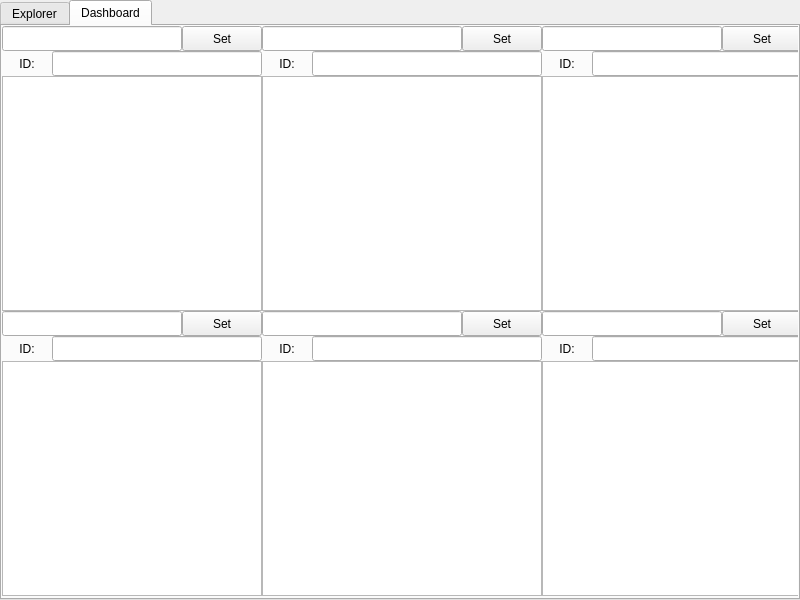
Old version of the form src/ParallaxExplorer/widget.ui in the repository xvanop01/Parallax.
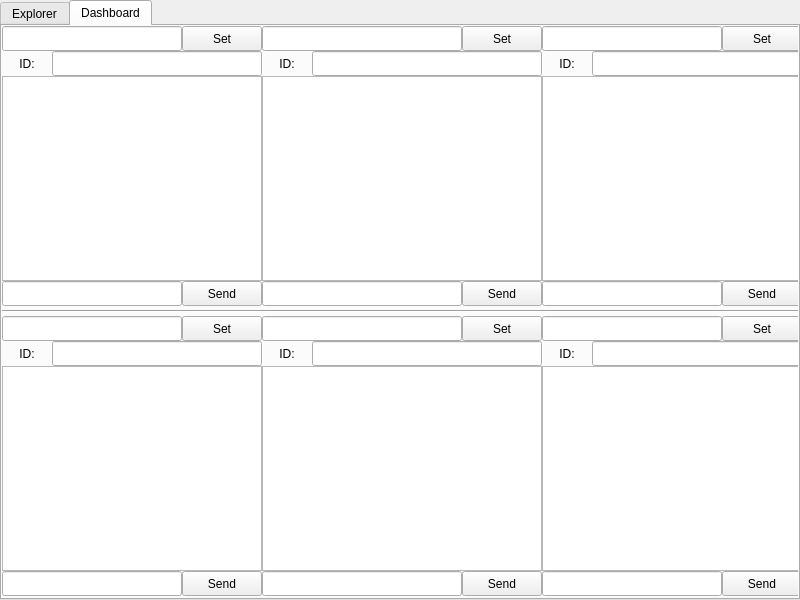
New version of the form. The open tabs and pages were chosen to show the change.

Commit message:
Sending from dashboard
Add color messages to dashboard

```diff
--- a/src/ParallaxExplorer/widget.ui
+++ b/src/ParallaxExplorer/widget.ui
@@ -252,7 +252,7 @@
        <x>0</x>
        <y>50</y>
        <width>260</width>
-       <height>235</height>
+       <height>205</height>
       </rect>
      </property>
     </widget>
@@ -262,7 +262,7 @@
        <x>260</x>
        <y>50</y>
        <width>280</width>
-       <height>235</height>
+       <height>205</height>
       </rect>
      </property>
     </widget>
@@ -272,7 +272,7 @@
        <x>540</x>
        <y>50</y>
        <width>260</width>
-       <height>235</height>
+       <height>205</height>
       </rect>
      </property>
     </widget>
@@ -280,7 +280,7 @@
      <property name="geometry">
       <rect>
        <x>460</x>
-       <y>285</y>
+       <y>290</y>
        <width>80</width>
        <height>25</height>
       </rect>
@@ -293,9 +293,9 @@
      <property name="geometry">
       <rect>
        <x>0</x>
-       <y>335</y>
+       <y>340</y>
        <width>260</width>
-       <height>235</height>
+       <height>205</height>
       </rect>
      </property>
     </widget>
@@ -303,7 +303,7 @@
      <property name="geometry">
       <rect>
        <x>260</x>
-       <y>285</y>
+       <y>290</y>
        <width>200</width>
        <height>25</height>
       </rect>
@@ -313,7 +313,7 @@
      <property name="geometry">
       <rect>
        <x>180</x>
-       <y>285</y>
+       <y>290</y>
        <width>80</width>
        <height>25</height>
       </rect>
@@ -326,9 +326,9 @@
      <property name="geometry">
       <rect>
        <x>260</x>
-       <y>335</y>
+       <y>340</y>
        <width>280</width>
-       <height>235</height>
+       <height>205</height>
       </rect>
      </property>
     </widget>
@@ -336,9 +336,9 @@
      <property name="geometry">
       <rect>
        <x>540</x>
-       <y>335</y>
+       <y>340</y>
        <width>260</width>
-       <height>235</height>
+       <height>205</height>
       </rect>
      </property>
     </widget>
@@ -346,7 +346,7 @@
      <property name="geometry">
       <rect>
        <x>720</x>
-       <y>285</y>
+       <y>290</y>
        <width>80</width>
        <height>25</height>
       </rect>
@@ -359,7 +359,7 @@
      <property name="geometry">
       <rect>
        <x>0</x>
-       <y>285</y>
+       <y>290</y>
        <width>180</width>
        <height>25</height>
       </rect>
@@ -369,7 +369,7 @@
      <property name="geometry">
       <rect>
        <x>540</x>
-       <y>285</y>
+       <y>290</y>
        <width>180</width>
        <height>25</height>
       </rect>
@@ -427,7 +427,7 @@
      <property name="geometry">
       <rect>
        <x>0</x>
-       <y>310</y>
+       <y>315</y>
        <width>50</width>
        <height>25</height>
       </rect>
@@ -443,7 +443,7 @@
      <property name="geometry">
       <rect>
        <x>540</x>
-       <y>310</y>
+       <y>315</y>
        <width>50</width>
        <height>25</height>
       </rect>
@@ -459,7 +459,7 @@
      <property name="geometry">
       <rect>
        <x>260</x>
-       <y>310</y>
+       <y>315</y>
        <width>50</width>
        <height>25</height>
       </rect>
@@ -495,7 +495,7 @@
      <property name="geometry">
       <rect>
        <x>50</x>
-       <y>310</y>
+       <y>315</y>
        <width>210</width>
        <height>25</height>
       </rect>
@@ -505,7 +505,7 @@
      <property name="geometry">
       <rect>
        <x>590</x>
-       <y>310</y>
+       <y>315</y>
        <width>210</width>
        <height>25</height>
       </rect>
@@ -525,12 +525,166 @@
      <property name="geometry">
       <rect>
        <x>310</x>
-       <y>310</y>
+       <y>315</y>
        <width>230</width>
        <height>25</height>
       </rect>
      </property>
     </widget>
+    <widget class="QLineEdit" name="dashboardSend1">
+     <property name="geometry">
+      <rect>
+       <x>0</x>
+       <y>255</y>
+       <width>180</width>
+       <height>25</height>
+      </rect>
+     </property>
+    </widget>
+    <widget class="QLineEdit" name="dashboardSend2">
+     <property name="geometry">
+      <rect>
+       <x>260</x>
+       <y>255</y>
+       <width>200</width>
+       <height>25</height>
+      </rect>
+     </property>
+    </widget>
+    <widget class="QLineEdit" name="dashboardSend3">
+     <property name="geometry">
+      <rect>
+       <x>540</x>
+       <y>255</y>
+       <width>180</width>
+       <height>25</height>
+      </rect>
+     </property>
+    </widget>
+    <widget class="QLineEdit" name="dashboardSend4">
+     <property name="geometry">
+      <rect>
+       <x>0</x>
+       <y>545</y>
+       <width>180</width>
+       <height>25</height>
+      </rect>
+     </property>
+    </widget>
+    <widget class="QLineEdit" name="dashboardSend5">
+     <property name="geometry">
+      <rect>
+       <x>260</x>
+       <y>545</y>
+       <width>200</width>
+       <height>25</height>
+      </rect>
+     </property>
+    </widget>
+    <widget class="QLineEdit" name="dashboardSend6">
+     <property name="geometry">
+      <rect>
+       <x>540</x>
+       <y>545</y>
+       <width>180</width>
+       <height>25</height>
+      </rect>
+     </property>
+    </widget>
+    <widget class="QPushButton" name="DSButton1">
+     <property name="geometry">
+      <rect>
+       <x>180</x>
+       <y>255</y>
+       <width>80</width>
+       <height>25</height>
+      </rect>
+     </property>
+     <property name="text">
+      <string>Send</string>
+     </property>
+    </widget>
+    <widget class="QPushButton" name="DSButton2">
+     <property name="geometry">
+      <rect>
+       <x>460</x>
+       <y>255</y>
+       <width>80</width>
+       <height>25</height>
+      </rect>
+     </property>
+     <property name="text">
+      <string>Send</string>
+     </property>
+    </widget>
+    <widget class="QPushButton" name="DSButton3">
+     <property name="geometry">
+      <rect>
+       <x>720</x>
+       <y>255</y>
+       <width>80</width>
+       <height>25</height>
+      </rect>
+     </property>
+     <property name="text">
+      <string>Send</string>
+     </property>
+    </widget>
+    <widget class="QPushButton" name="DSButton4">
+     <property name="geometry">
+      <rect>
+       <x>180</x>
+       <y>545</y>
+       <width>80</width>
+       <height>25</height>
+      </rect>
+     </property>
+     <property name="text">
+      <string>Send</string>
+     </property>
+    </widget>
+    <widget class="QPushButton" name="DSButton5">
+     <property name="geometry">
+      <rect>
+       <x>460</x>
+       <y>545</y>
+       <width>80</width>
+       <height>25</height>
+      </rect>
+     </property>
+     <property name="text">
+      <string>Send</string>
+     </property>
+    </widget>
+    <widget class="QPushButton" name="DSButton6">
+     <property name="geometry">
+      <rect>
+       <x>720</x>
+       <y>545</y>
+       <width>80</width>
+       <height>25</height>
+      </rect>
+     </property>
+     <property name="text">
+      <string>Send</string>
+     </property>
+    </widget>
+    <widget class="Line" name="line">
+     <property name="geometry">
+      <rect>
+       <x>0</x>
+       <y>280</y>
+       <width>800</width>
+       <height>10</height>
+      </rect>
+     </property>
+     <property name="lineWidth">
+      <number>1</number>
+     </property>
+     <property name="orientation">
+      <enum>Qt::Horizontal</enum>
+     </property>
+    </widget>
    </widget>
   </widget>
  </widget>
```
Left out of the diff: 2 changed lines with no effect on the pictures. The commit also changes 4 other files.
